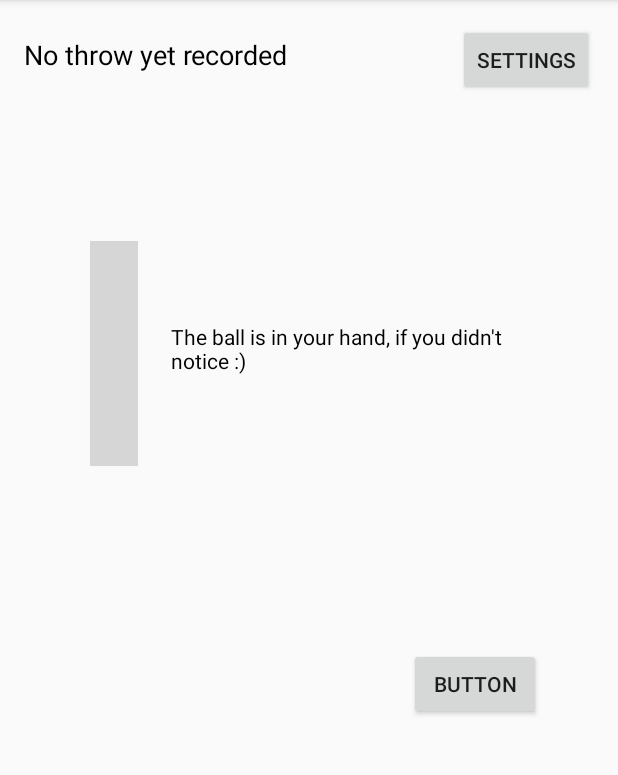
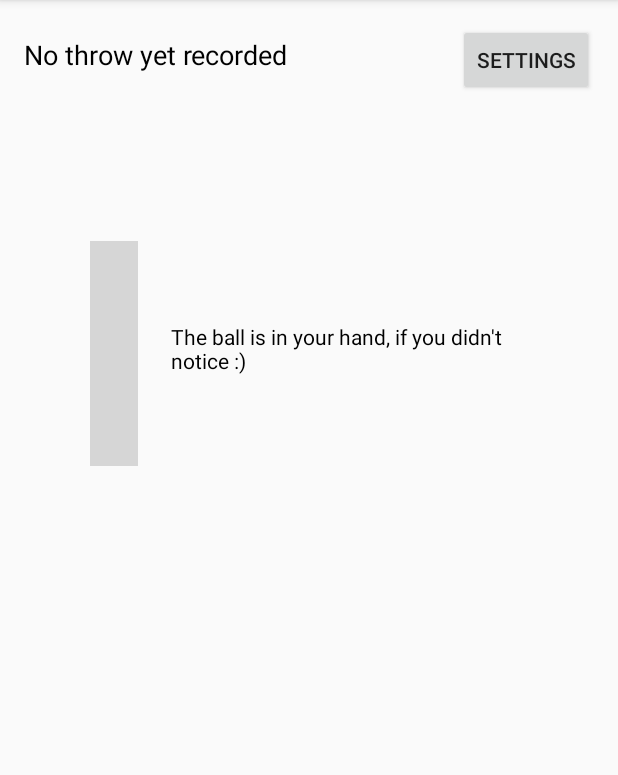
Before and after one commit to hakonschia/ball-thrower, an Android app: the screen it shows after launch (MainActivity), on a phone screen of 412 x 824 dp, the part 84-859 px from its top. Run offline under Robolectric (Android 15) with nearby library versions, the phone set to English and light mode, and no system bars; 1 statement that could not run was skipped; grey boxes are pictures that could not be loaded.

Commit message:
Minor changes

```diff
--- a/app/src/main/java/com/hakon/ball_thrower/MainActivity.java
+++ b/app/src/main/java/com/hakon/ball_thrower/MainActivity.java
@@ -28,12 +28,11 @@ public class MainActivity extends AppCompatActivity implements SensorEventListen
     private Button btnSettings;
     private ImageView imgArrow;       // Arrow indicating current direction of the ball
     private TextView txtHeight;       // The text updating throughout the throw
-    private TextView txtHighestThrow; // The top text with the highscore
-    private Button fly; // For debug purposes to test ball throws
+    private TextView txtHighestThrow; // The top text with the high score
 
     private SensorManager sensorManager;
     private Sensor accelSensors;
-    private SharedPreferences preferences;   // Holds threshold and highscore
+    private SharedPreferences preferences;   // Holds threshold and high score
     private MediaPlayer highestPointSound;   // The sound player
 
     private float accelerationThreshold; // From the settings
@@ -70,7 +69,8 @@ public class MainActivity extends AppCompatActivity implements SensorEventListen
 
         this.updateHighestThrowText();
 
-        btnSettings.setOnClickListener(new View.OnClickListener() {
+
+        this.btnSettings.setOnClickListener(new View.OnClickListener() {
             @Override
             public void onClick(View v) {
                 highestPointSound.start();
@@ -78,25 +78,17 @@ public class MainActivity extends AppCompatActivity implements SensorEventListen
             }
         });
 
-        fly = findViewById(R.id.btn_test);
-        fly.setOnClickListener(new View.OnClickListener() {
-            @Override
-            public void onClick(View v) {
-                moveBall(50d);
-            }
-        });
-
         // Long clicking on the high score text resets the high score
         // Lets call this an easter egg, so it sounds fun :)
-        txtHighestThrow.setOnLongClickListener(new View.OnLongClickListener() {
+        this.txtHighestThrow.setOnLongClickListener(new View.OnLongClickListener() {
             @Override
             public boolean onLongClick(View v) {
                 preferences.edit().putFloat(HIGHSCORE, 0f).apply();
                 updateHighestThrowText();
                 return true;
-                // If there is also an onClick event registered, returning true will make
-                // it only call one of the functions, ie. returning a variable
-                // called "isEventHandled" would make sense
+                // If there is also an onClick listener registered, returning true will make
+                // the app only call one of the functions, ie. returning a variable
+                // called "isEventHandled" would make sense here
             }
         });
     }
@@ -113,17 +105,14 @@ public class MainActivity extends AppCompatActivity implements SensorEventListen
                     // EARTH_GRAVITY is negative, so for it to be correct we need to add instead of subtract
                     final double acceleration = Math.sqrt(x*x + y*y + z*z) + EARTH_GRAVITY;
 
-                    // TODO: Sliding window, whatever that is :)
                     if(acceleration >= this.accelerationThreshold) {
-                        // Just adding to a list and checking when it's above a certain size
-                        // doesn't work because it might not add enough accelerations in one throw (but it kinda does tho)
-                        accelerations.add(acceleration);
+                        this.accelerations.add(acceleration);
 
-                        Log.d(TAG, String.format("onSensorChanged: Acceleration: %f", acceleration));
-
-                        if(accelerations.size() == 15) {
-                            moveBall(Collections.max(accelerations));
-                            accelerations.clear();
+                        // This kinda works, but seems very random in how often it registers
+                        if(this.accelerations.size() == 10) {
+                            double highest = Collections.max(this.accelerations);
+                            this.accelerations.clear();
+                            moveBall(highest);
                         }
                     }
                     break;
@@ -197,18 +186,17 @@ public class MainActivity extends AppCompatActivity implements SensorEventListen
                                 }
                             });
                         }
-                        // Increase pitch of nice sound or whatever
+                        // Here I would increase the pitch of the sound
 
                     } else { // Ball is still going upwards
-                        // Decrease pitch
+                        // And here decrease the pitch, but this isn't implemented :)
                     }
 
                     if (dt % 16 == 0) { // Update every 16 ms (~60fps)
-                        // pos = v0 * t + 1/2 * a * t^2
 
                         // This looks pretty nasty, but all the 1000 parts are converting
                         // from m/s to m/ms. It is basically just the formula below
-                        // pos = velocity * dt + EARTH_GRAVITY * Math.pow(dt, 2) / 2d;
+                        // pos = v0 * t + 1/2 * a * t^2
                         position = (velocity / 1000f) * dt + (EARTH_GRAVITY / 1000f) * Math.pow(dt, 2) / (2d * 1000d);
 
                         if(position > highestPos) {
@@ -216,7 +204,10 @@ public class MainActivity extends AppCompatActivity implements SensorEventListen
                         }
 
                         final String heightText = String.format(Locale.getDefault(),
-                                "The ball is %dm above the ground (velocity: %d)", (int)position, (int)velocity);
+                                "The ball is %dm above the ground (Thrown with velocity: %d)",
+                                (int)position,
+                                (int)velocity
+                        );
 
                         runOnUiThread(new Runnable() {
                             @Override
--- a/app/src/main/res/layout/activity_main.xml
+++ b/app/src/main/res/layout/activity_main.xml
@@ -21,19 +21,6 @@
         app:layout_constraintStart_toStartOf="parent"
         app:layout_constraintTop_toTopOf="parent"
         app:layout_constraintVertical_bias="0.011" />
-
-    <Button
-        android:id="@+id/btn_test"
-        android:layout_width="wrap_content"
-        android:layout_height="wrap_content"
-        android:layout_marginStart="8dp"
-        android:layout_marginTop="432dp"
-        android:layout_marginEnd="8dp"
-        android:text="Button"
-        app:layout_constraintEnd_toEndOf="parent"
-        app:layout_constraintHorizontal_bias="0.859"
-        app:layout_constraintStart_toStartOf="parent"
-        app:layout_constraintTop_toTopOf="parent" />
 
     <TextView
         android:id="@+id/txt_height"
```
